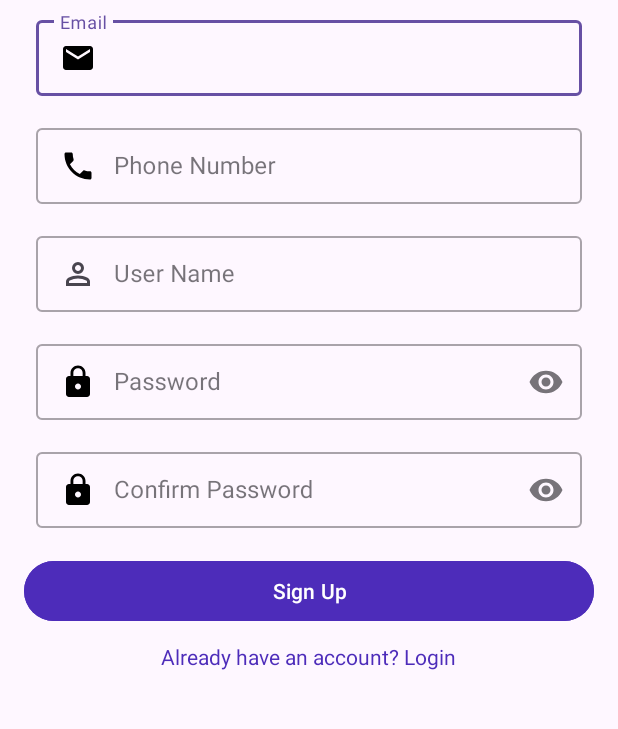
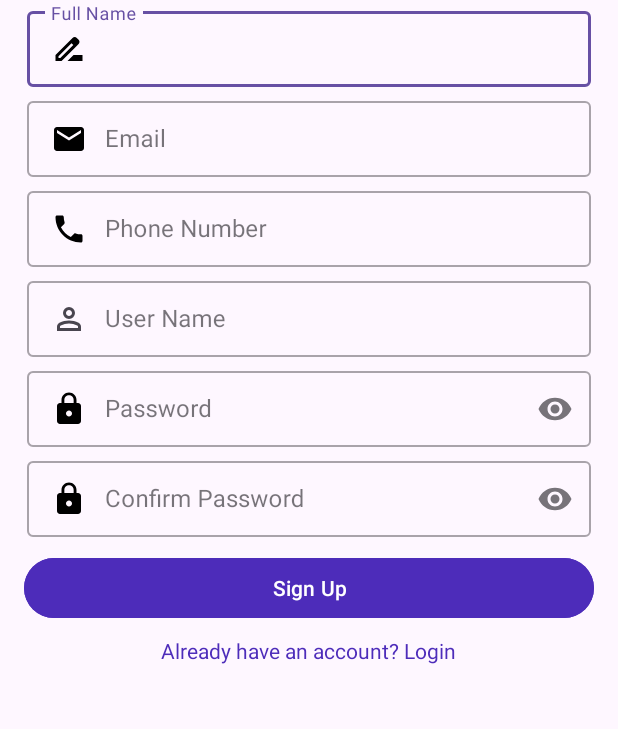
Before and after one commit to lephiha/Self-Care-App, an Android app: the SignUpActivity screen opened directly, with no data from a screen before it, after a tap on "Sign Up", on a phone screen of 412 x 824 dp, the part 416-1145 px from its top. Run offline under Robolectric (Android 15) with nearby library versions, the phone set to English and light mode, and no system bars; our stand-ins replace Volley.

Commit message:
updated menu

```diff
--- a/app/src/main/java/com/lph/selfcareapp/Login/SignUpActivity.java
+++ b/app/src/main/java/com/lph/selfcareapp/Login/SignUpActivity.java
@@ -29,7 +29,7 @@ import java.util.HashMap;
 import java.util.Map;
 
 public class SignUpActivity extends AppCompatActivity {
-    TextInputEditText emailEditText, phoneEditText, usernameEditText, passwordEditText, confirmPasswordEditText;
+    TextInputEditText fullnameEditText,emailEditText, phoneEditText, usernameEditText, passwordEditText, confirmPasswordEditText;
     TextView loginRedirect;
     Button signUpButton;
 
@@ -62,9 +62,10 @@ public class SignUpActivity extends AppCompatActivity {
     }
 
     private void Anhxa() {
+        fullnameEditText = findViewById(R.id.fullnamelEditText);
         emailEditText = findViewById(R.id.emailEditText);
         phoneEditText = findViewById(R.id.phoneEditText);
-        usernameEditText = findViewById(R.id.usernameEditText); // Sửa từ emailEditText thành emailInput
+        usernameEditText = findViewById(R.id.usernameEditText);
         passwordEditText = findViewById(R.id.passwordEditText);
         confirmPasswordEditText = findViewById(R.id.confirmPasswordEditText);
         loginRedirect = findViewById(R.id.loginRedirect);
@@ -75,13 +76,28 @@ public class SignUpActivity extends AppCompatActivity {
         ProgressDialog progressDialog = new ProgressDialog(this);
         progressDialog.setMessage("Please Wait...");
 
+        String fullname = fullnameEditText.getText().toString().trim();
+        String email = emailEditText.getText().toString().trim();
+        String phone = phoneEditText.getText().toString().trim();
         String username = usernameEditText.getText().toString().trim();
         String password = passwordEditText.getText().toString().trim();
         String confirmPassword = confirmPasswordEditText.getText().toString().trim();
 
         // Kiểm tra dữ liệu đầu vào
+        if (fullname.isEmpty()) {
+            Toast.makeText(SignUpActivity.this, "Please enter your full name", Toast.LENGTH_LONG).show();
+            return;
+        }
+        if (email.isEmpty()) {
+            Toast.makeText(SignUpActivity.this, "Please enter your email", Toast.LENGTH_LONG).show();
+            return;
+        }
+        if (phone.isEmpty()) {
+            Toast.makeText(SignUpActivity.this, "Please enter your phone number", Toast.LENGTH_LONG).show();
+            return;
+        }
         if (username.isEmpty()) {
-            Toast.makeText(SignUpActivity.this, "Please enter your email", Toast.LENGTH_LONG).show();
+            Toast.makeText(SignUpActivity.this, "Please enter your username", Toast.LENGTH_LONG).show();
             return;
         }
         if (password.isEmpty()) {
@@ -139,6 +155,9 @@ public class SignUpActivity extends AppCompatActivity {
             @Override
             protected Map<String, String> getParams() throws AuthFailureError {
                 Map<String, String> params = new HashMap<>();
+                params.put("fullname", fullname);
+                params.put("email", email);
+                params.put("phone", phone);
                 params.put("username", username);
                 params.put("password", password);
                 return params;
--- /dev/null
+++ b/app/src/main/res/drawable/baseline_drive_file_rename_outline_24.xml
@@ -0,0 +1,5 @@
+<vector xmlns:android="http://schemas.android.com/apk/res/android" android:height="24dp" android:tint="#000000" android:viewportHeight="24" android:viewportWidth="24" android:width="24dp">
+
+    <path android:fillColor="@android:color/white" android:pathData="M18.41,5.8L17.2,4.59c-0.78,-0.78 -2.05,-0.78 -2.83,0l-2.68,2.68L3,15.96V20h4.04l8.74,-8.74 2.63,-2.63c0.79,-0.78 0.79,-2.05 0,-2.83zM6.21,18H5v-1.21l8.66,-8.66 1.21,1.21L6.21,18zM11,20l4,-4h6v4H11z"/>
+
+</vector>
--- a/app/src/main/res/layout/activity_signup.xml
+++ b/app/src/main/res/layout/activity_signup.xml
@@ -38,13 +38,33 @@
         android:src="@drawable/logo" />
 
     <com.google.android.material.textfield.TextInputLayout
+        android:id="@+id/fullnameInput"
+        android:layout_width="match_parent"
+        android:layout_height="wrap_content"
+        android:layout_margin="2dp"
+        style="@style/Widget.MaterialComponents.TextInputLayout.OutlinedBox.Dense"
+        app:counterMaxLength="20"
+        android:layout_below="@+id/logo">
+        <com.google.android.material.textfield.TextInputEditText
+            android:id="@+id/fullnamelEditText"
+            android:layout_width="match_parent"
+            android:layout_height="match_parent"
+            android:hint="Full Name"
+            android:drawableStart="@drawable/baseline_drive_file_rename_outline_24"
+            android:drawablePadding="12dp"
+            android:inputType="textEmailAddress"
+            android:textSize="16sp"
+            />
+
+    </com.google.android.material.textfield.TextInputLayout>
+    <com.google.android.material.textfield.TextInputLayout
         android:id="@+id/emailInput"
         android:layout_width="match_parent"
         android:layout_height="wrap_content"
-        android:layout_margin="8dp"
+        android:layout_margin="2dp"
         style="@style/Widget.MaterialComponents.TextInputLayout.OutlinedBox.Dense"
         app:counterMaxLength="20"
-        android:layout_below="@+id/logo">
+        android:layout_below="@+id/fullnameInput">
         <com.google.android.material.textfield.TextInputEditText
             android:id="@+id/emailEditText"
             android:layout_width="match_parent"
@@ -61,7 +81,7 @@
         android:id="@+id/phoneInput"
         android:layout_width="match_parent"
         android:layout_height="wrap_content"
-        android:layout_margin="8dp"
+        android:layout_margin="2dp"
         style="@style/Widget.MaterialComponents.TextInputLayout.OutlinedBox.Dense"
         app:counterMaxLength="20"
         android:layout_below="@+id/emailInput">
@@ -82,7 +102,7 @@
         android:id="@+id/usernameInput"
         android:layout_width="match_parent"
         android:layout_height="wrap_content"
-        android:layout_margin="8dp"
+        android:layout_margin="2dp"
         style="@style/Widget.MaterialComponents.TextInputLayout.OutlinedBox.Dense"
         app:counterMaxLength="20"
         android:layout_below="@+id/phoneInput">
@@ -101,7 +121,7 @@
         android:id="@+id/passwordInput"
         android:layout_width="match_parent"
         android:layout_height="wrap_content"
-        android:layout_margin="8dp"
+        android:layout_margin="2dp"
         app:endIconMode="password_toggle"
         style="@style/Widget.MaterialComponents.TextInputLayout.OutlinedBox.Dense"
         app:counterMaxLength="20"
@@ -122,7 +142,7 @@
         android:id="@+id/confirmPasswordInput"
         android:layout_width="match_parent"
         android:layout_height="wrap_content"
-        android:layout_margin="8dp"
+        android:layout_margin="2dp"
         app:endIconMode="password_toggle"
         style="@style/Widget.MaterialComponents.TextInputLayout.OutlinedBox.Dense"
         app:counterMaxLength="20"
@@ -148,7 +168,7 @@
         android:textColor="#FFFFFF"
         android:backgroundTint="#4D2CBA"
         android:layout_below="@id/confirmPasswordInput"
-        android:layout_marginTop="10dp" />
+        android:layout_marginTop="8dp" />
 
     <TextView
         android:id="@+id/loginRedirect"
@@ -158,6 +178,6 @@
         android:textSize="14sp"
         android:layout_below="@id/signUpButton"
         android:layout_centerHorizontal="true"
-        android:layout_marginTop="10dp"
+        android:layout_marginTop="8dp"
         android:textColor="#4D2CBA" />
 </RelativeLayout>
```
Also changed, not shown: app/src/main/java/com/lph/selfcareapp/Login/LoginActivity.java (+14 -1 lines), app/src/main/java/com/lph/selfcareapp/MainActivity.java (+19 -0 lines), app/src/main/res/layout/nav_header.xml (+10 -12 lines), 2 other files.
